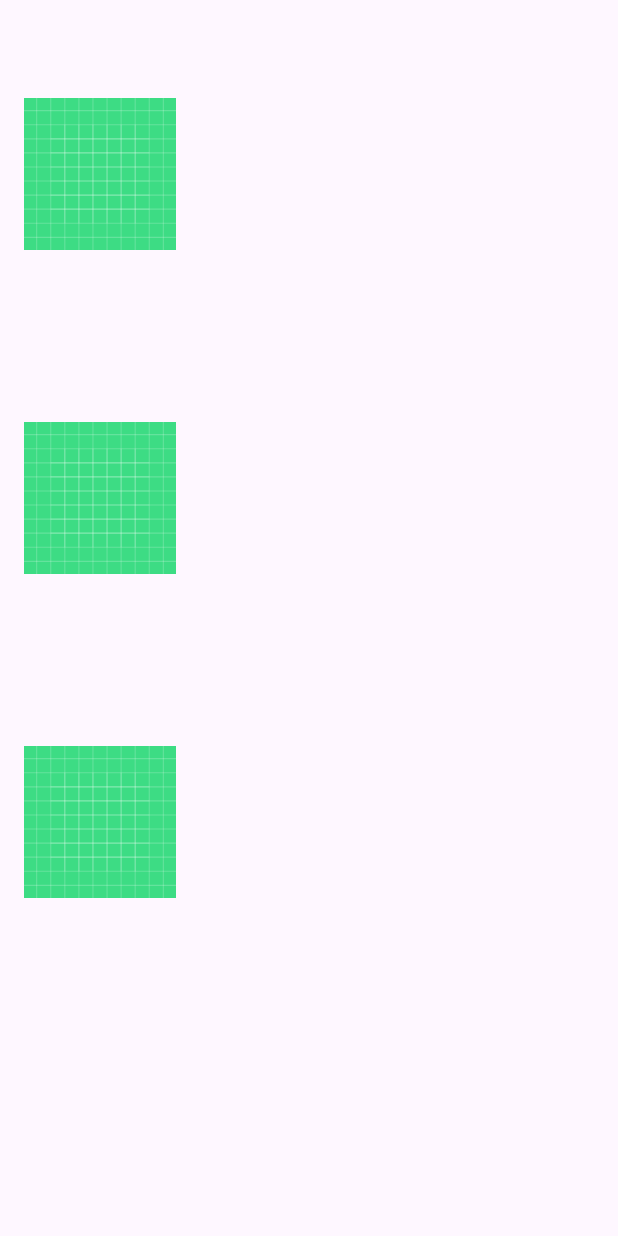
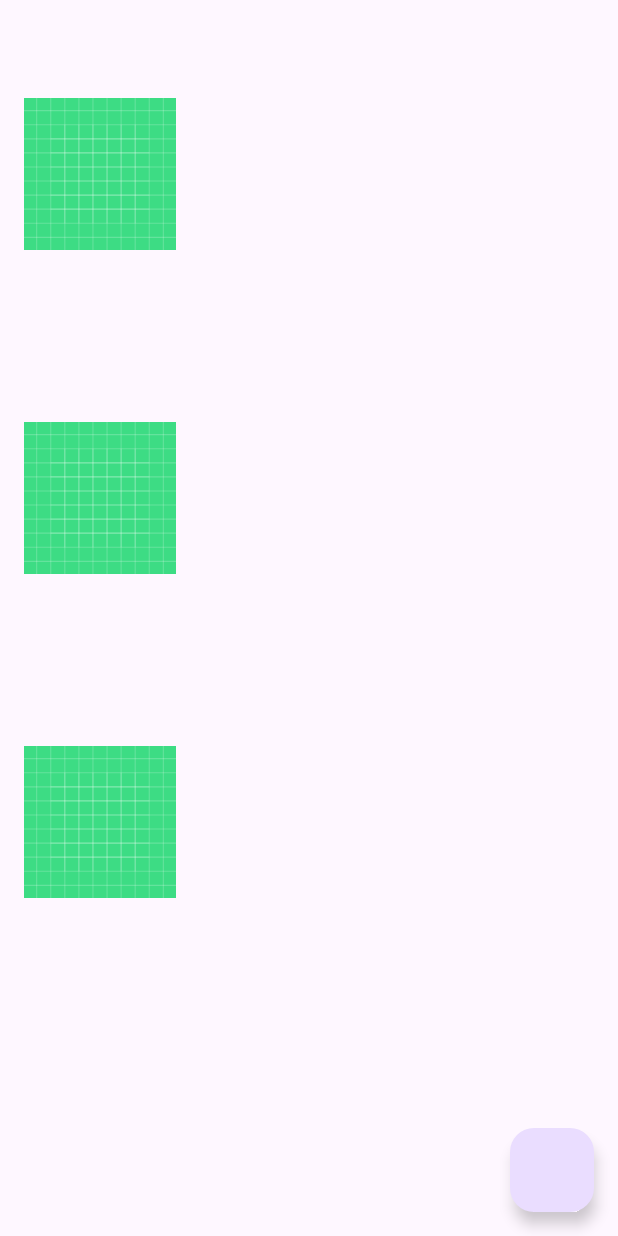
Before and after one commit to fabiopulvirenti/RecordShopAndroid, an Android app: the layout activity_main.xml on its own in the app's theme, with its tools: preview values and no code run, on a phone screen of 412 x 824 dp. Run offline under Robolectric (Android 15) with nearby library versions, the phone set to English and light mode, and no system bars.

Commit message:
feat:created Floating Action Button in the activity_main and assigned the method to its onClick attribute

```diff
--- a/app/src/main/res/layout/activity_main.xml
+++ b/app/src/main/res/layout/activity_main.xml
@@ -3,15 +3,19 @@
 <layout
     xmlns:android="http://schemas.android.com/apk/res/android"
     xmlns:app="http://schemas.android.com/apk/res-auto"
-    xmlns:tools="http://schemas.android.com/tools"
-    tools:context=".ui.mainactivity.MainActivity"
-    android:id="@+id/main" >
+    xmlns:tools="http://schemas.android.com/tools">
 
+    <data>
+        <variable
+            name="clickHandler"
+            type="com.northcoders.recordshopandroid.ui.mainactivity.MainActivityClickHandler" />
+    </data>
 
 
     <androidx.constraintlayout.widget.ConstraintLayout
         android:layout_width="match_parent"
-        android:layout_height="match_parent">
+        android:layout_height="match_parent"
+        tools:context=".ui.mainactivity.MainActivity">
 
 
         <androidx.recyclerview.widget.RecyclerView
@@ -27,6 +31,19 @@
             />
 
 
+     <com.google.android.material.floatingactionbutton.FloatingActionButton
+         android:layout_width="wrap_content"
+         android:layout_height="wrap_content"
+         android:id="@+id/floatingActionButton"
+         app:layout_constraintBottom_toBottomOf="parent"
+         app:layout_constraintEnd_toEndOf="parent"
+         android:layout_marginBottom="16dp"
+         android:layout_marginEnd="16dp"
+         android:onClick="@{clickHandler::onFABClicked}"/>
+
+
+
+
 
 
 
```
